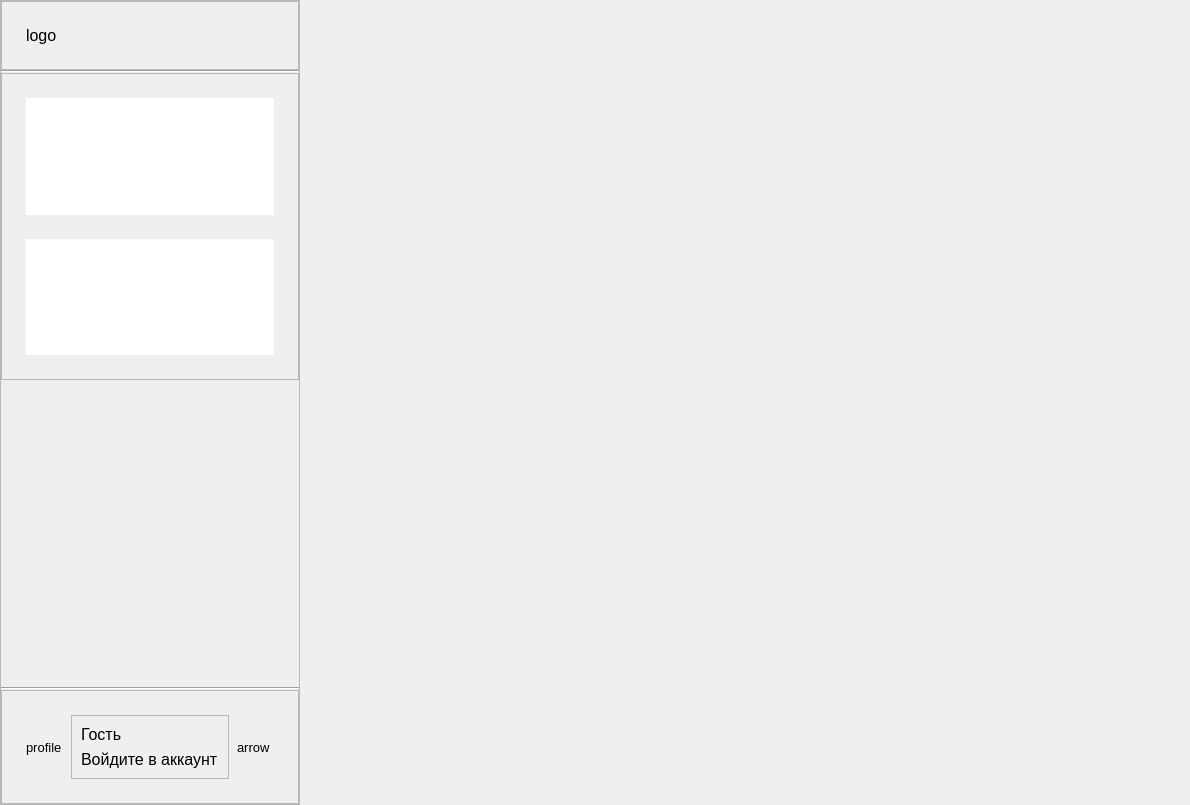
Old version of the form ui/ui/main.ui in the repository pntech-dev/Documents-Exp-Desktop.
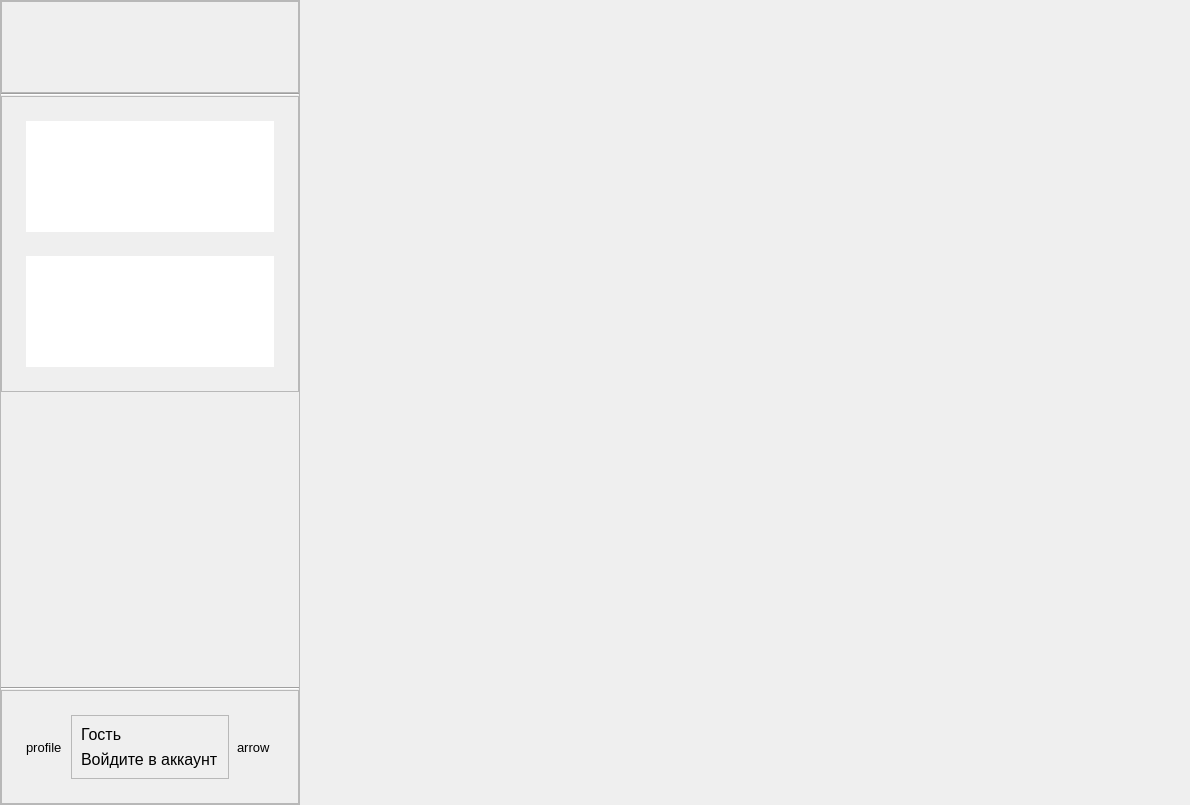
New version of the form. Custom widgets are drawn as their Qt base class.

Commit message: feat(ui): add logo to interface

Diff of the .ui file:
```diff
--- a/ui/ui/main.ui
+++ b/ui/ui/main.ui
@@ -76,13 +76,19 @@
        </property>
        <item>
         <widget class="QFrame" name="logo_frame">
+         <property name="sizePolicy">
+          <sizepolicy hsizetype="Expanding" vsizetype="Preferred">
+           <horstretch>0</horstretch>
+           <verstretch>0</verstretch>
+          </sizepolicy>
+         </property>
          <property name="frameShape">
           <enum>QFrame::StyledPanel</enum>
          </property>
          <property name="frameShadow">
           <enum>QFrame::Raised</enum>
          </property>
-         <layout class="QVBoxLayout" name="verticalLayout_4">
+         <layout class="QHBoxLayout" name="horizontalLayout_3">
           <property name="spacing">
            <number>0</number>
           </property>
@@ -99,9 +105,21 @@
            <number>24</number>
           </property>
           <item>
-           <widget class="QLabel" name="logo_label">
+           <widget class="LogoLabel" name="logo_label">
+            <property name="sizePolicy">
+             <sizepolicy hsizetype="Expanding" vsizetype="Preferred">
+              <horstretch>0</horstretch>
+              <verstretch>0</verstretch>
+             </sizepolicy>
+            </property>
+            <property name="minimumSize">
+             <size>
+              <width>0</width>
+              <height>42</height>
+             </size>
+            </property>
             <property name="text">
-             <string>logo</string>
+             <string/>
             </property>
            </widget>
           </item>
@@ -302,6 +320,11 @@
    <extends>QTreeView</extends>
    <header>.custom_widgets</header>
   </customwidget>
+  <customwidget>
+   <class>LogoLabel</class>
+   <extends>QLabel</extends>
+   <header>.custom_widgets</header>
+  </customwidget>
  </customwidgets>
  <resources/>
  <connections/>
```
Left out of the diff: 6 changed lines with no effect on the pictures. The commit also changes 7 other files.
